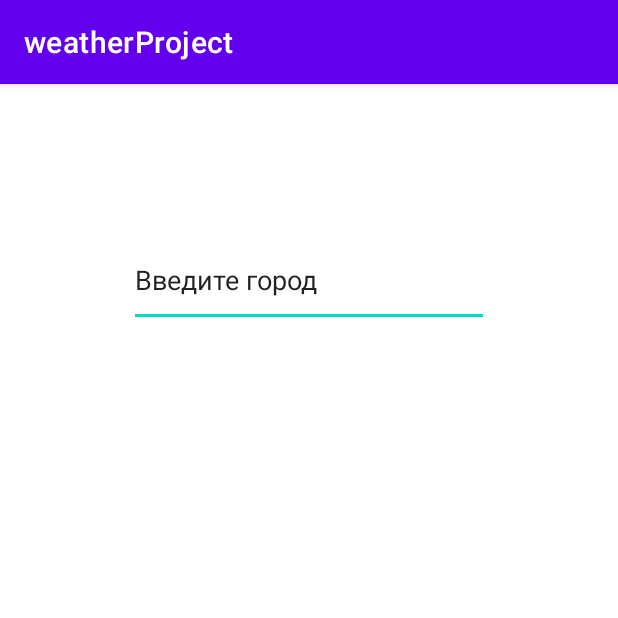
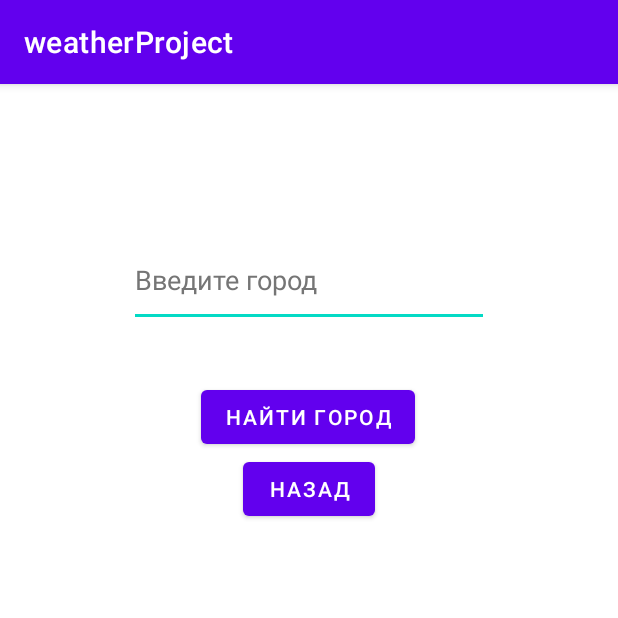
Before and after one commit to Yury03/weatherProject, an Android app: the city screen opened directly, with no data from a screen before it, on a phone screen of 412 x 824 dp, the top half of it. Run offline under Robolectric (Android 15) with nearby library versions, the phone set to English and light mode, and no system bars.

Commit message:
add new activity

```diff
--- a/app/src/main/java/com/example/weatherproject/MainActivity.java
+++ b/app/src/main/java/com/example/weatherproject/MainActivity.java
@@ -18,5 +18,7 @@ public class MainActivity extends AppCompatActivity {
     public void onClick(View view) {
         Intent intent = new Intent(this, city.class);
         startActivity(intent);
+        overridePendingTransition(R.anim.left_in, R.anim.left_out);
     }
+
 }
--- a/app/src/main/java/com/example/weatherproject/city.java
+++ b/app/src/main/java/com/example/weatherproject/city.java
@@ -1,5 +1,7 @@
 package com.example.weatherproject;
 
+import android.content.Intent;
+import android.view.View;
 import androidx.appcompat.app.AppCompatActivity;
 import android.os.Bundle;
 
@@ -9,5 +11,12 @@ public class city extends AppCompatActivity {
     protected void onCreate(Bundle savedInstanceState) {
         super.onCreate(savedInstanceState);
         setContentView(R.layout.activity_city);
+
+
+    }
+    public void finishThisActivity(View view){
+        Intent intent = new Intent(this, MainActivity.class);
+        finish();
+        overridePendingTransition(R.anim.right_in, R.anim.right_out);
     }
 }
--- a/app/src/main/res/anim/right_in.xml
+++ b/app/src/main/res/anim/right_in.xml
@@ -1,8 +1,6 @@
 <?xml version="1.0" encoding="utf-8"?>
-<set xmlns:android="http://schemas.android.com/apk/res/android"
-     android:interpolator="@android:anim/linear_interpolator">
-    <translate
-            android:fromXDelta="100%p"
-            android:toXDelta="0"
-            android:duration="500"/>
+<set xmlns:android="http://schemas.android.com/apk/res/android">
+    <translate android:fromXDelta="0%p" android:toXDelta="0"
+               android:duration="@android:integer/config_longAnimTime"/>
+<!--    было от сотни до 0-->
 </set>
--- a/app/src/main/res/anim/right_out.xml
+++ b/app/src/main/res/anim/right_out.xml
@@ -1,8 +1,5 @@
 <?xml version="1.0" encoding="utf-8"?>
-<set xmlns:android="http://schemas.android.com/apk/res/android"
-     android:interpolator="@android:anim/linear_interpolator">
-    <translate
-            android:fromXDelta="100%p"
-            android:toXDelta="0"
-            android:duration="500"/>
+<set xmlns:android="http://schemas.android.com/apk/res/android">
+    <translate android:fromXDelta="0" android:toXDelta="100%p"
+               android:duration="@android:integer/config_longAnimTime"/>
 </set>
--- a/app/src/main/res/layout/activity_city.xml
+++ b/app/src/main/res/layout/activity_city.xml
@@ -9,12 +9,26 @@
     <EditText
             android:layout_width="240dp"
             android:layout_height="62dp"
-            android:inputType="textPersonName"
-            android:text="Введите город"
+            android:inputType="textCapWords"
+            android:hint="@string/textHintFindCity"
             android:ems="10"
-            android:id="@+id/editTextTextPersonName"
+            android:id="@+id/editTextCity"
             app:layout_constraintTop_toTopOf="parent"
             android:layout_marginTop="100dp" app:layout_constraintStart_toStartOf="parent"
             app:layout_constraintEnd_toEndOf="parent"
-            android:layout_marginStart="24dp" android:layout_marginEnd="24dp"/>
+            android:layout_marginStart="24dp" android:layout_marginEnd="24dp" android:autofillHints=""
+            android:textColorHint="#757575"/>
+    <Button
+            android:layout_width="wrap_content"
+            android:layout_height="wrap_content" android:id="@+id/button"
+            app:layout_constraintTop_toBottomOf="@+id/editTextCity"
+            app:layout_constraintStart_toStartOf="parent" app:layout_constraintEnd_toEndOf="parent"
+            android:layout_marginTop="36dp" android:text="@string/enterCity"
+            app:layout_constraintHorizontal_bias="0.498"/>
+    <Button
+            android:text="@string/back"
+            android:layout_width="wrap_content"
+            android:layout_height="wrap_content" android:id="@+id/backButton"
+            app:layout_constraintEnd_toEndOf="parent" app:layout_constraintStart_toStartOf="parent"
+            app:layout_constraintTop_toBottomOf="@+id/button" android:onClick="finishThisActivity"/>
 </androidx.constraintlayout.widget.ConstraintLayout>
--- a/app/src/main/res/layout/activity_main.xml
+++ b/app/src/main/res/layout/activity_main.xml
@@ -12,5 +12,5 @@
             android:layout_height="wrap_content" android:id="@+id/butChangeCity"
             app:layout_constraintBottom_toBottomOf="parent" app:layout_constraintStart_toStartOf="parent"
             app:layout_constraintEnd_toEndOf="parent" android:layout_marginStart="16dp"
-            android:layout_marginEnd="16dp"/>
+            android:layout_marginEnd="16dp" android:onClick="onClick"/>
 </androidx.constraintlayout.widget.ConstraintLayout>
--- a/app/src/main/res/values/strings.xml
+++ b/app/src/main/res/values/strings.xml
@@ -1,4 +1,7 @@
 <resources>
     <string name="app_name">weatherProject</string>
     <string name="changeCity">Сменить город</string>
+    <string name="enterCity">Найти город</string>
+    <string name="textHintFindCity">Введите город</string>
+    <string name="back">Назад</string>
 </resources>
```
Also changed, not shown: app/src/main/res/anim/left_in.xml (+3 -7 lines), app/src/main/res/anim/left_out.xml (+3 -7 lines).
